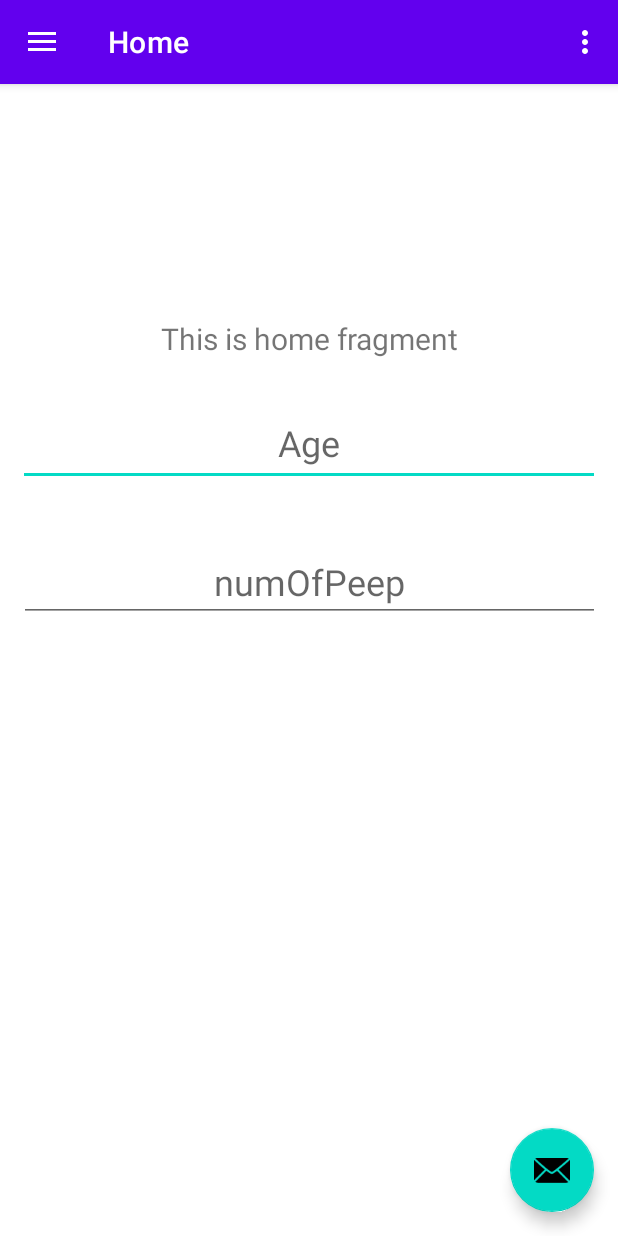
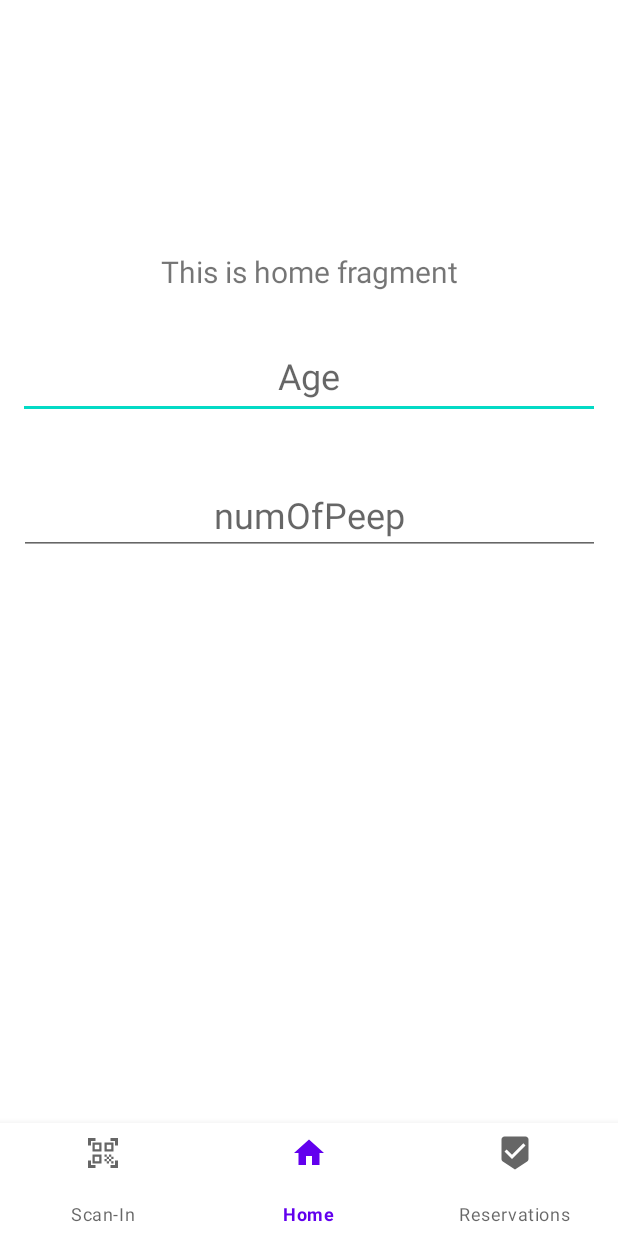
Before and after one commit to bkramek/IPRO497-Group-I, an Android app: the screen it shows after launch (MainActivity), on a phone screen of 412 x 824 dp. Run offline under Robolectric (Android 15) with nearby library versions, the light colour scheme and no system bars; our stand-ins replace Firebase (no records; nobody signed in at launch, a user with empty details on screens opened directly), navigation-ui; libraries missing offline, so code that uses them is left out: androidx.camera.core, androidx.camera.lifecycle, androidx.camera.view.

Commit message:
UI Update
Implemented slide gesture and bottom nav bar and made UI a bit cleaner

```diff
--- a/src/frontend/IPRO497-Group-I/app/build.gradle
+++ b/src/frontend/IPRO497-Group-I/app/build.gradle
@@ -48,6 +48,8 @@ dependencies {
     implementation 'com.google.firebase:firebase-firestore'// Declare the dependency for the Cloud Firestore library
     implementation 'com.google.firebase:firebase-firestore:21.4.0'
 
+    implementation 'com.google.android.material:material:1.2.0'
+
     implementation 'androidx.appcompat:appcompat:1.3.0'
     implementation 'com.google.android.material:material:1.4.0'
     implementation 'androidx.constraintlayout:constraintlayout:2.0.4'
@@ -57,6 +59,7 @@ dependencies {
     implementation 'androidx.navigation:navigation-ui:2.3.5'
     implementation 'androidx.legacy:legacy-support-v4:1.0.0'
     implementation 'com.google.firebase:firebase-database:20.0.3'
+    implementation 'androidx.mediarouter:mediarouter:1.2.6'
     testImplementation 'junit:junit:4.13.2'
     androidTestImplementation 'androidx.test.ext:junit:1.1.3'
     androidTestImplementation 'androidx.test.espresso:espresso-core:3.4.0'
--- a/src/frontend/IPRO497-Group-I/app/src/main/java/com/example/ipro497_group_i/MainActivity.java
+++ b/src/frontend/IPRO497-Group-I/app/src/main/java/com/example/ipro497_group_i/MainActivity.java
@@ -1,57 +1,173 @@
 package com.example.ipro497_group_i;
 
-import static android.content.ContentValues.TAG;
-
-import android.Manifest;
-import android.content.pm.PackageManager;
 import android.os.Bundle;
-import android.util.Log;
-import android.view.View;
+import android.view.MenuItem;
 import android.view.Menu;
 import android.widget.EditText;
+import android.widget.FrameLayout;
+import android.widget.Toast;
 
-import com.google.android.material.snackbar.Snackbar;
-import com.google.android.material.navigation.NavigationView;
+import com.example.ipro497_group_i.ui.OnSwipeTouchListener;
+import com.example.ipro497_group_i.ui.checkinout.CheckInOutFragment;
+import com.example.ipro497_group_i.ui.gallery.GalleryFragment;
+import com.example.ipro497_group_i.ui.home.HomeFragment;
+import com.google.android.material.bottomnavigation.BottomNavigationView;
 
 import androidx.annotation.NonNull;
-import androidx.core.app.ActivityCompat;
-import androidx.navigation.NavController;
-import androidx.navigation.Navigation;
+import androidx.fragment.app.FragmentTransaction;
 import androidx.navigation.ui.AppBarConfiguration;
-import androidx.navigation.ui.NavigationUI;
-import androidx.drawerlayout.widget.DrawerLayout;
 import androidx.appcompat.app.AppCompatActivity;
 
-import com.google.android.gms.tasks.OnFailureListener;
-import com.google.android.gms.tasks.OnSuccessListener;
-import com.google.firebase.database.DataSnapshot;
-import com.google.firebase.database.DatabaseError;
-import com.google.firebase.database.DatabaseReference;
 import com.google.firebase.database.FirebaseDatabase;
-import com.google.firebase.database.ValueEventListener;
-import com.google.firebase.firestore.DocumentReference;
-import com.google.firebase.firestore.FirebaseFirestore;
-
-import java.util.HashMap;
-import java.util.Map;
 
 import com.example.ipro497_group_i.databinding.ActivityMainBinding;
 
-public class MainActivity extends AppCompatActivity {
+public class MainActivity extends AppCompatActivity implements BottomNavigationView.OnNavigationItemSelectedListener {
+    int slide;
+
     FirebaseDatabase db;
     EditText text_home, age, time;
+    BottomNavigationView bottomNavigationView;
+    CheckInOutFragment qrFrag = new CheckInOutFragment();
+    HomeFragment homeFrag = new HomeFragment();
+    GalleryFragment thirdFragment = new GalleryFragment();
 
     private static final int PERMISSION_CAMERA = 0;
 
     private AppBarConfiguration mAppBarConfiguration;
     private ActivityMainBinding binding;
+    @Override
+    public boolean onCreateOptionsMenu(Menu menu) {
+        // Inflate the menu; this adds items to the action bar if it is present.
+        getMenuInflater().inflate(R.menu.main, menu);
+        return true;
+    }
 
     @Override
     protected void onCreate(Bundle savedInstanceState) {
         super.onCreate(savedInstanceState);
+        setContentView(R.layout.bottom_bar);
 
+        bottomNavigationView = findViewById(R.id.bottomNavigationView);
+
+        bottomNavigationView.setOnNavigationItemSelectedListener(this);
+        bottomNavigationView.setSelectedItemId(R.id.home);
+        slide = 2;
+
+        FrameLayout relativeLayout = (FrameLayout) findViewById(R.id.flFragment);
+        relativeLayout.setOnTouchListener(new OnSwipeTouchListener(MainActivity.this) {
+            /*public void onSwipeBottom() {
+                Toast.makeText(MainActivity.this, "top", Toast.LENGTH_SHORT).show();
+
+            }*/
+            public void onSwipeRight() {
+                //Toast.makeText(MainActivity.this, "right", Toast.LENGTH_SHORT).show();
+                if(slide == 2){
+                    //getSupportFragmentManager().beginTransaction().setCustomAnimations( R.anim.slide_out_left, R.anim.slide_out_right).replace(R.id.container, qrFrag).commit();
+                    getSupportFragmentManager().beginTransaction().replace(R.id.container, qrFrag).commit();
+                    bottomNavigationView.setSelectedItemId(R.id.scan);
+                    slide = 1;
+                }
+                if(slide == 1){
+
+                }
+                if(slide == 3){
+                    getSupportFragmentManager().beginTransaction().replace(R.id.container, homeFrag).commit();
+                    bottomNavigationView.setSelectedItemId(R.id.home);
+                    slide = 2;
+                }
+            }
+            public void onSwipeLeft() {
+                //Toast.makeText(MainActivity.this, "left", Toast.LENGTH_SHORT).show();
+                if(slide == 2) {
+                    getSupportFragmentManager().beginTransaction().replace(R.id.container, thirdFragment).commit();
+                    bottomNavigationView.setSelectedItemId(R.id.reserve);
+                    slide = 3;
+                }
+                if(slide == 3){
+
+                }
+                if(slide == 1){
+                    getSupportFragmentManager().beginTransaction().replace(R.id.container, homeFrag).commit();
+                    bottomNavigationView.setSelectedItemId(R.id.home);
+                    slide = 2;
+                }
+            }
+
+        });
+        /*
+        Data data = new Data();
+        db = FirebaseDatabase.getInstance();
+        DatabaseReference bruh = db.getReference("Data");
+
+        age = findViewById(R.id.age);
+        time = findViewById(R.id.date);
+
+        @Override
+        public void onClick(View view) {
+
+            int old = Integer.parseInt(age.getText().toString().trim());
+            int peepNum = Integer.parseInt(time.getText().toString().trim());
+
+            //data.setName(text_home.getText());
+            data.setAge(old);
+            data.setNum(peepNum);
+
+            bruh.setValue(data);
+            Snackbar.make(view, "Data Sent To DataBase", Snackbar.LENGTH_LONG)
+                    .setAction("Action", null).show();
+
+                bruh.addValueEventListener(new ValueEventListener() {
+                    @Override
+                    public void onDataChange(DataSnapshot dataSnapshot) {
+                        // This method is called once with the initial value and again
+                        // whenever data at this location is updated.
+                        String value = dataSnapshot.getValue(String.class);
+                        Log.d(TAG, "Value is: " + value);
+                    }
+
+                    @Override
+                    public void onCancelled(DatabaseError error) {
+                        // Failed to read value
+                        Log.w(TAG, "Failed to read value.", error.toException());
+                    }*/
+    }
+
+    @Override
+    public boolean onNavigationItemSelected(@NonNull MenuItem item) {
+        switch (item.getItemId()) {
+            case R.id.scan:
+                getSupportFragmentManager().beginTransaction().replace(R.id.container, qrFrag).commit();
+                return true;
+
+            case R.id.home:
+                getSupportFragmentManager().beginTransaction().replace(R.id.container, homeFrag).commit();
+                return true;
+
+            case R.id.reserve:
+                getSupportFragmentManager().beginTransaction().replace(R.id.container, thirdFragment).commit();
+                return true;
+        }
+        return false;
+    }
+}
+
+
+        /*
         binding = ActivityMainBinding.inflate(getLayoutInflater());
         setContentView(binding.getRoot());
+
+
+
+
+        });
+        */
+
+
+
+
+
+        /*
 
         setSupportActionBar(binding.appBarMain.toolbar);
 
@@ -66,61 +182,15 @@ public class MainActivity extends AppCompatActivity {
         NavController navController = Navigation.findNavController(this, R.id.nav_host_fragment_content_main);
         NavigationUI.setupActionBarWithNavController(this, navController, mAppBarConfiguration);
         NavigationUI.setupWithNavController(navigationView, navController);
+        */
 
 
-        Data data = new Data();
-        db = FirebaseDatabase.getInstance();
-        DatabaseReference bruh = db.getReference("Data");
 
-        age = findViewById(R.id.age);
-        time = findViewById(R.id.date);
-
-        binding.appBarMain.fab.setOnClickListener(new View.OnClickListener() {
-            @Override
-            public void onClick(View view) {
-
-                int old = Integer.parseInt(age.getText().toString().trim());
-                int peepNum = Integer.parseInt(time.getText().toString().trim());
-
-                //data.setName(text_home.getText());
-                data.setAge(old);
-                data.setNum(peepNum);
-
-                bruh.setValue(data);
-                Snackbar.make(view, "Data Sent To DataBase", Snackbar.LENGTH_LONG)
-                        .setAction("Action", null).show();
-
-                /*bruh.addValueEventListener(new ValueEventListener() {
-                    @Override
-                    public void onDataChange(DataSnapshot dataSnapshot) {
-                        // This method is called once with the initial value and again
-                        // whenever data at this location is updated.
-                        String value = dataSnapshot.getValue(String.class);
-                        Log.d(TAG, "Value is: " + value);
-                    }
-
-                    @Override
-                    public void onCancelled(DatabaseError error) {
-                        // Failed to read value
-                        Log.w(TAG, "Failed to read value.", error.toException());
-                    }
-                });*/
-            }
-        });
-
-    }
-
-    @Override
-    public boolean onCreateOptionsMenu(Menu menu) {
-        // Inflate the menu; this adds items to the action bar if it is present.
-        getMenuInflater().inflate(R.menu.main, menu);
-        return true;
-    }
-
+    /*
     @Override
     public boolean onSupportNavigateUp() {
         NavController navController = Navigation.findNavController(this, R.id.nav_host_fragment_content_main);
         return NavigationUI.navigateUp(navController, mAppBarConfiguration)
                 || super.onSupportNavigateUp();
     }
-}
+    */
--- a/src/frontend/IPRO497-Group-I/app/src/main/java/com/example/ipro497_group_i/ui/home/HomeViewModel.java
+++ b/src/frontend/IPRO497-Group-I/app/src/main/java/com/example/ipro497_group_i/ui/home/HomeViewModel.java
@@ -24,6 +24,7 @@ public class HomeViewModel extends ViewModel {
     public HomeViewModel() {
         mText = new MutableLiveData<>();
         mText.setValue("This is home fragment");
+
     }
 
     public LiveData<String> getText() {
--- /dev/null
+++ b/src/frontend/IPRO497-Group-I/app/src/main/res/drawable/ic_check.xml
@@ -0,0 +1,10 @@
+<vector xmlns:android="http://schemas.android.com/apk/res/android"
+    android:width="24dp"
+    android:height="24dp"
+    android:viewportWidth="24"
+    android:viewportHeight="24"
+    android:tint="?attr/colorControlNormal">
+  <path
+      android:fillColor="@android:color/white"
+      android:pathData="M19,1L5,1c-1.1,0 -1.99,0.9 -1.99,2L3,15.93c0,0.69 0.35,1.3 0.88,1.66L12,23l8.11,-5.41c0.53,-0.36 0.88,-0.97 0.88,-1.66L21,3c0,-1.1 -0.9,-2 -2,-2zM10,16l-5,-5 1.41,-1.41L10,13.17l7.59,-7.59L19,7l-9,9z"/>
+</vector>
--- /dev/null
+++ b/src/frontend/IPRO497-Group-I/app/src/main/res/drawable/ic_home.xml
@@ -0,0 +1,10 @@
+<vector xmlns:android="http://schemas.android.com/apk/res/android"
+    android:width="24dp"
+    android:height="24dp"
+    android:viewportWidth="24"
+    android:viewportHeight="24"
+    android:tint="?attr/colorControlNormal">
+  <path
+      android:fillColor="@android:color/white"
+      android:pathData="M10,20v-6h4v6h5v-8h3L12,3 2,12h3v8z"/>
+</vector>
--- /dev/null
+++ b/src/frontend/IPRO497-Group-I/app/src/main/res/drawable/ic_qr.xml
@@ -0,0 +1,10 @@
+<vector xmlns:android="http://schemas.android.com/apk/res/android"
+    android:width="24dp"
+    android:height="24dp"
+    android:viewportWidth="24"
+    android:viewportHeight="24"
+    android:tint="?attr/colorControlNormal">
+  <path
+      android:fillColor="@android:color/white"
+      android:pathData="M9.5,6.5v3h-3v-3H9.5M11,5H5v6h6V5L11,5zM9.5,14.5v3h-3v-3H9.5M11,13H5v6h6V13L11,13zM17.5,6.5v3h-3v-3H17.5M19,5h-6v6h6V5L19,5zM13,13h1.5v1.5H13V13zM14.5,14.5H16V16h-1.5V14.5zM16,13h1.5v1.5H16V13zM13,16h1.5v1.5H13V16zM14.5,17.5H16V19h-1.5V17.5zM16,16h1.5v1.5H16V16zM17.5,14.5H19V16h-1.5V14.5zM17.5,17.5H19V19h-1.5V17.5zM22,7h-2V4h-3V2h5V7zM22,22v-5h-2v3h-3v2H22zM2,22h5v-2H4v-3H2V22zM2,2v5h2V4h3V2H2z"/>
+</vector>
--- /dev/null
+++ b/src/frontend/IPRO497-Group-I/app/src/main/res/layout/bottom_bar.xml
@@ -0,0 +1,33 @@
+<?xml version="1.0" encoding="utf-8"?>
+<androidx.constraintlayout.widget.ConstraintLayout
+    xmlns:android="http://schemas.android.com/apk/res/android"
+    xmlns:app="http://schemas.android.com/apk/res-auto"
+    xmlns:tools="http://schemas.android.com/tools"
+    android:layout_width="match_parent"
+    android:layout_height="match_parent"
+    android:id = "@+id/container"
+    tools:context=".MainActivity">
+
+
+    <FrameLayout
+        android:id="@+id/flFragment"
+        android:layout_width="match_parent"
+        android:layout_height="0dp"
+        app:layout_constraintBottom_toTopOf="@+id/bottomNavigationView"
+        app:layout_constraintEnd_toEndOf="parent"
+        app:layout_constraintHorizontal_bias="0.0"
+        app:layout_constraintStart_toStartOf="parent"
+        app:layout_constraintTop_toTopOf="parent"
+        app:layout_constraintVertical_bias="0.0" />
+
+    <com.google.android.material.bottomnavigation.BottomNavigationView
+        android:id="@+id/bottomNavigationView"
+        android:layout_width="match_parent"
+        android:layout_height="75dp"
+        app:layout_constraintBottom_toBottomOf="parent"
+        app:layout_constraintEnd_toEndOf="parent"
+        app:layout_constraintHorizontal_bias="0.5"
+        app:layout_constraintStart_toStartOf="parent"
+        app:menu="@menu/bottom_nav_menu"/>
+
+</androidx.constraintlayout.widget.ConstraintLayout>
--- a/src/frontend/IPRO497-Group-I/app/src/main/res/layout/content_main.xml
+++ b/src/frontend/IPRO497-Group-I/app/src/main/res/layout/content_main.xml
@@ -7,15 +7,5 @@
     app:layout_behavior="@string/appbar_scrolling_view_behavior"
     tools:showIn="@layout/app_bar_main">
 
-    <fragment
-        android:id="@+id/nav_host_fragment_content_main"
-        android:name="androidx.navigation.fragment.NavHostFragment"
-        android:layout_width="match_parent"
-        android:layout_height="match_parent"
-        app:defaultNavHost="true"
-        app:layout_constraintLeft_toLeftOf="parent"
-        app:layout_constraintRight_toRightOf="parent"
-        app:layout_constraintTop_toTopOf="parent"
-        app:navGraph="@navigation/mobile_navigation" />
 
 </androidx.constraintlayout.widget.ConstraintLayout>
--- /dev/null
+++ b/src/frontend/IPRO497-Group-I/app/src/main/res/menu/bottom_nav_menu.xml
@@ -0,0 +1,15 @@
+<?xml version="1.0" encoding="utf-8"?>
+<menu xmlns:android="http://schemas.android.com/apk/res/android">
+    <item
+        android:id="@+id/scan"
+        android:icon="@drawable/ic_qr"
+        android:title="Scan-In" />
+    <item
+        android:id="@+id/home"
+        android:title="Home"
+        android:icon="@drawable/ic_home"/>
+    <item
+        android:id="@+id/reserve"
+        android:icon="@drawable/ic_check"
+        android:title="Reservations" />
+</menu>
```
Also changed, not shown: src/frontend/IPRO497-Group-I/app/src/main/java/com/example/ipro497_group_i/ui/OnSwipeTouchListener.java (added, +73 -0 lines), src/frontend/IPRO497-Group-I/app/src/main/res/anim/slide_out_left.xml (added, +7 -0 lines), src/frontend/IPRO497-Group-I/app/src/main/res/anim/slide_out_right.xml (added, +7 -0 lines), src/frontend/IPRO497-Group-I/app/src/main/res/layout/new_main.xml (added, +33 -0 lines).
